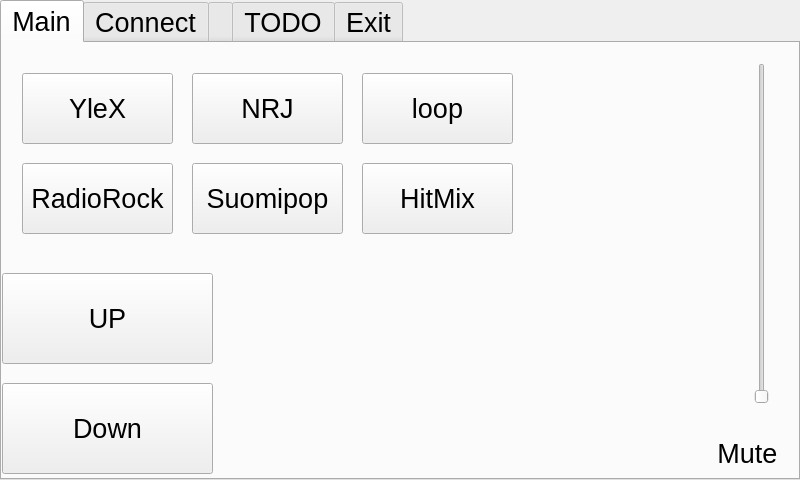
First picture: the form in Main.ui, repository janze92/RadioUI, before the edit.
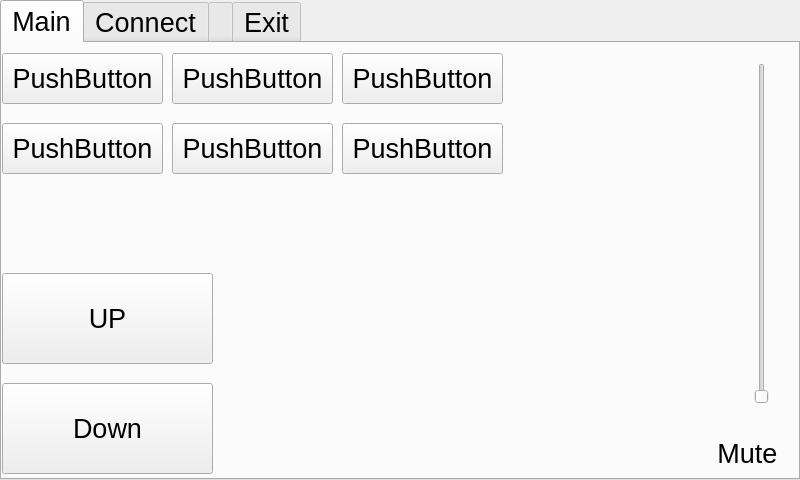
Second picture: the form after the edit. The open tabs and pages were chosen to show the change.

The edit to the form file:
```diff
--- a/Main.ui
+++ b/Main.ui
@@ -108,84 +108,6 @@
        <bool>true</bool>
       </property>
      </widget>
-     <widget class="QPushButton" name="ylex">
-      <property name="geometry">
-       <rect>
-        <x>20</x>
-        <y>30</y>
-        <width>151</width>
-        <height>71</height>
-       </rect>
-      </property>
-      <property name="text">
-       <string>YleX</string>
-      </property>
-     </widget>
-     <widget class="QPushButton" name="rock">
-      <property name="geometry">
-       <rect>
-        <x>20</x>
-        <y>120</y>
-        <width>151</width>
-        <height>71</height>
-       </rect>
-      </property>
-      <property name="text">
-       <string>RadioRock</string>
-      </property>
-     </widget>
-     <widget class="QPushButton" name="nrj">
-      <property name="geometry">
-       <rect>
-        <x>190</x>
-        <y>30</y>
-        <width>151</width>
-        <height>71</height>
-       </rect>
-      </property>
-      <property name="text">
-       <string>NRJ</string>
-      </property>
-     </widget>
-     <widget class="QPushButton" name="suomipop">
-      <property name="geometry">
-       <rect>
-        <x>190</x>
-        <y>120</y>
-        <width>151</width>
-        <height>71</height>
-       </rect>
-      </property>
-      <property name="text">
-       <string>Suomipop</string>
-      </property>
-     </widget>
-     <widget class="QPushButton" name="radioloop">
-      <property name="geometry">
-       <rect>
-        <x>360</x>
-        <y>30</y>
-        <width>151</width>
-        <height>71</height>
-       </rect>
-      </property>
-      <property name="text">
-       <string>loop</string>
-      </property>
-     </widget>
-     <widget class="QPushButton" name="hitmix">
-      <property name="geometry">
-       <rect>
-        <x>360</x>
-        <y>120</y>
-        <width>151</width>
-        <height>71</height>
-       </rect>
-      </property>
-      <property name="text">
-       <string>HitMix</string>
-      </property>
-     </widget>
      <widget class="QSlider" name="volumeSlider">
       <property name="enabled">
        <bool>true</bool>
@@ -237,6 +159,84 @@
        <string>Down</string>
       </property>
      </widget>
+     <widget class="QPushButton" name="pushButton">
+      <property name="geometry">
+       <rect>
+        <x>0</x>
+        <y>10</y>
+        <width>161</width>
+        <height>51</height>
+       </rect>
+      </property>
+      <property name="text">
+       <string>PushButton</string>
+      </property>
+     </widget>
+     <widget class="QPushButton" name="pushButton_2">
+      <property name="geometry">
+       <rect>
+        <x>0</x>
+        <y>80</y>
+        <width>161</width>
+        <height>51</height>
+       </rect>
+      </property>
+      <property name="text">
+       <string>PushButton</string>
+      </property>
+     </widget>
+     <widget class="QPushButton" name="pushButton_3">
+      <property name="geometry">
+       <rect>
+        <x>170</x>
+        <y>10</y>
+        <width>161</width>
+        <height>51</height>
+       </rect>
+      </property>
+      <property name="text">
+       <string>PushButton</string>
+      </property>
+     </widget>
+     <widget class="QPushButton" name="pushButton_4">
+      <property name="geometry">
+       <rect>
+        <x>170</x>
+        <y>80</y>
+        <width>161</width>
+        <height>51</height>
+       </rect>
+      </property>
+      <property name="text">
+       <string>PushButton</string>
+      </property>
+     </widget>
+     <widget class="QPushButton" name="pushButton_5">
+      <property name="geometry">
+       <rect>
+        <x>340</x>
+        <y>10</y>
+        <width>161</width>
+        <height>51</height>
+       </rect>
+      </property>
+      <property name="text">
+       <string>PushButton</string>
+      </property>
+     </widget>
+     <widget class="QPushButton" name="pushButton_6">
+      <property name="geometry">
+       <rect>
+        <x>340</x>
+        <y>80</y>
+        <width>161</width>
+        <height>51</height>
+       </rect>
+      </property>
+      <property name="text">
+       <string>PushButton</string>
+      </property>
+     </widget>
     </widget>
     <widget class="QWidget" name="Connect">
      <attribute name="title">
@@ -289,28 +289,7 @@
      <widget class="QPushButton" name="blobbi_nappo">
       <property name="geometry">
        <rect>
-        <x>270</x>
-        <y>170</y>
-        <width>191</width>
-        <height>71</height>
-       </rect>
-      </property>
-      <property name="text">
-       <string>hmm</string>
-      </property>
-     </widget>
-    </widget>
-    <widget class="QWidget" name="Time">
-     <property name="layoutDirection">
-      <enum>Qt::RightToLeft</enum>
-     </property>
-     <attribute name="title">
-      <string extracomment="Tee event timer, joka päivittää hiljalleen sisältöä, esim tab todo-&gt; kellonaika per 30s jne">TODO</string>
-     </attribute>
-     <widget class="QCalendarWidget" name="calendarWidget">
-      <property name="geometry">
-       <rect>
-        <x>0</x>
+        <x>672</x>
         <y>0</y>
         <width>791</width>
         <height>441</height>
```
Left out of the diff: 24 changed lines with no effect on the pictures.
